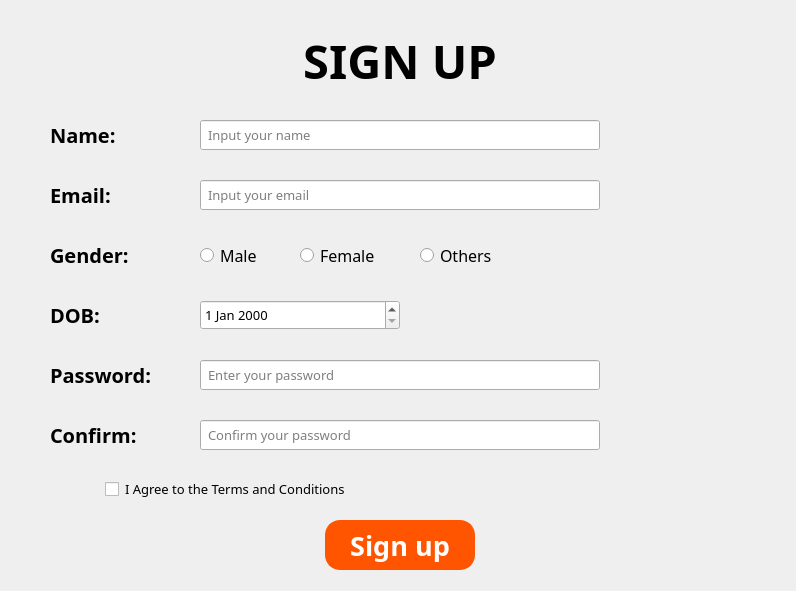
Qt form Lesson 6/signup.ui (trungsliver/MK-C4K-PTA12) before a commit.
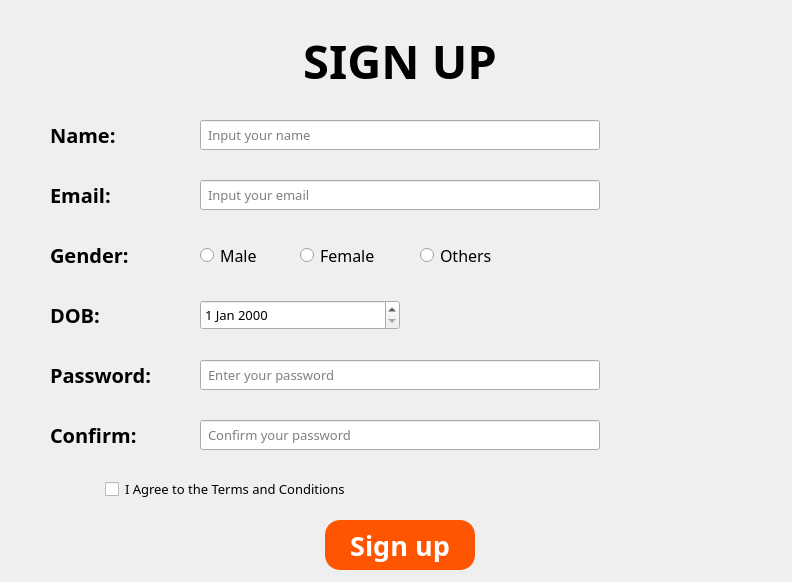
The same form after that commit.

The edit to the form file:
```diff
--- a/Lesson 6/signup.ui
+++ b/Lesson 6/signup.ui
@@ -6,8 +6,8 @@
    <rect>
     <x>0</x>
     <y>0</y>
-    <width>796</width>
-    <height>591</height>
+    <width>792</width>
+    <height>582</height>
    </rect>
   </property>
   <property name="windowTitle">
```
